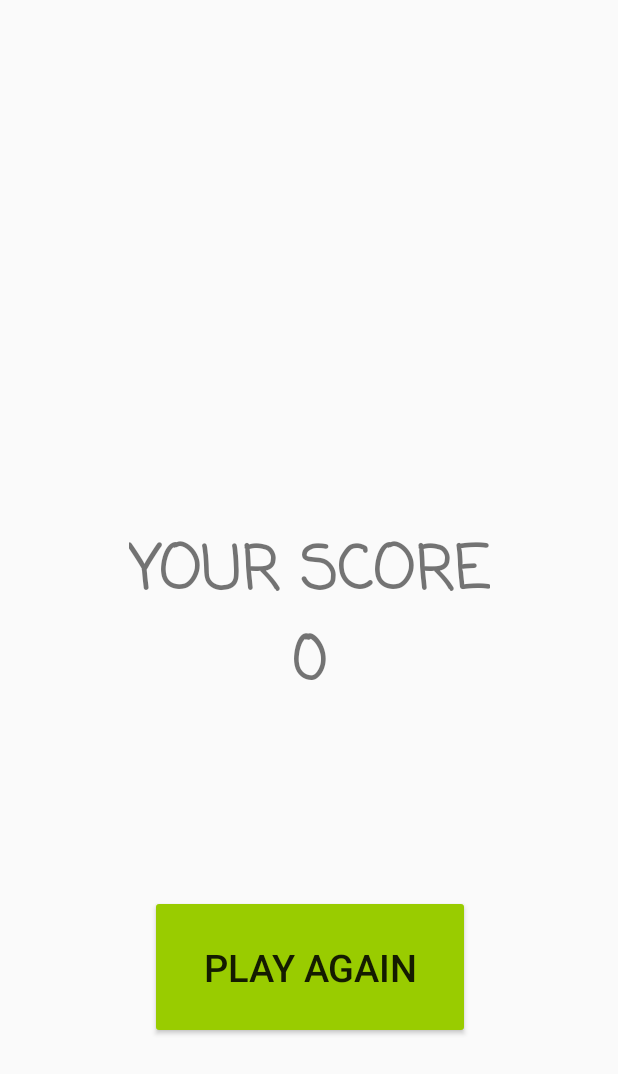
After one commit to smarty0123/TapWinners, an Android app: the CurrentScoreActivity screen opened directly, with no data from a screen before it, on a phone screen of 412 x 824 dp. The commit adds this screen. Shown: the top 1074 px of the screen. Run offline under Robolectric (Android 15) with nearby library versions, the phone set to English and light mode, and no system bars; our stand-ins replace CircleImageView, Firebase (no records; nobody signed in at launch, a user with empty details on screens opened directly); 2 statements that could not run were skipped.

Commit message:
add show score when game finish

```diff
--- /dev/null
+++ b/TapWinners/app/src/main/java/kmitl/finalproject/nattapon58070036/tapwinner/CurrentScoreActivity.java
@@ -0,0 +1,124 @@
+package kmitl.finalproject.nattapon58070036.tapwinner;
+
+import android.content.Intent;
+import android.support.v7.app.AppCompatActivity;
+import android.os.Bundle;
+import android.view.View;
+import android.widget.Button;
+import android.widget.ImageView;
+import android.widget.TextView;
+
+import com.bumptech.glide.Glide;
+import com.google.android.gms.tasks.OnSuccessListener;
+import com.google.firebase.database.ChildEventListener;
+import com.google.firebase.database.DataSnapshot;
+import com.google.firebase.database.DatabaseError;
+import com.google.firebase.database.DatabaseReference;
+import com.google.firebase.database.FirebaseDatabase;
+import com.google.firebase.database.Query;
+
+import java.util.HashMap;
+import java.util.Iterator;
+
+import kmitl.finalproject.nattapon58070036.tapwinner.model.PlayerProfile;
+
+public class CurrentScoreActivity extends AppCompatActivity implements View.OnClickListener{
+    private ImageView profilePic;
+    private TextView currentScore;
+    private Button btnPlayAgain;
+    private PlayerProfile playerProfile;
+    private int score;
+
+    private DatabaseReference notificationDB;
+    private Query passedPlayer;
+    private ChildEventListener childEventListener;
+    private String playerPic;
+    private String playerName;
+    private int playerHighScore;
+    private String tokenID;
+
+    @Override
+    protected void onCreate(Bundle savedInstanceState) {
+        super.onCreate(savedInstanceState);
+        setContentView(R.layout.activity_current_score);
+        initInstance();
+        sendNotification();
+        displayCurrentScore();
+    }
+
+
+
+    private void initInstance() {
+        score = getIntent().getIntExtra("score", 0);
+
+        profilePic = findViewById(R.id.profileImage);
+        currentScore = findViewById(R.id.tvCurrentScore);
+        btnPlayAgain = findViewById(R.id.btnPlayAgain);
+
+        playerProfile = getIntent().getParcelableExtra("PlayerProfile");
+        btnPlayAgain.setOnClickListener(this);
+
+        notificationDB = FirebaseDatabase.getInstance().getReference().child("notifications");
+        passedPlayer = FirebaseDatabase.getInstance().getReference().child("Scoreboard").orderByChild("score").endAt(score - 1);
+    }
+
+    private void displayCurrentScore() {
+        Glide.with(this).load(playerProfile.getPlayerImage()).into(profilePic);
+        currentScore.setText("YOUR SCORE\n"+score);
+    }
+
+    private void sendNotification() {
+        childEventListener = new ChildEventListener() {
+            @Override
+            public void onChildAdded(DataSnapshot dataSnapshot, String s) {
+                onGetNotification(dataSnapshot);
+            }
+
+            @Override
+            public void onChildChanged(DataSnapshot dataSnapshot, String s) {
+            }
+
+            @Override
+            public void onChildRemoved(DataSnapshot dataSnapshot) {
+            }
+
+            @Override
+            public void onChildMoved(DataSnapshot dataSnapshot, String s) {
+            }
+
+            @Override
+            public void onCancelled(DatabaseError databaseError) {
+            }
+        };
+        passedPlayer.addChildEventListener(childEventListener);
+    }
+
+    private void onGetNotification(DataSnapshot dataSnapshot) {
+        Iterator i = dataSnapshot.getChildren().iterator();
+        while (i.hasNext()) {
+            playerPic = (String) ((DataSnapshot) i.next()).getValue();
+            playerName = (String) ((DataSnapshot) i.next()).getValue();
+            playerHighScore = (int) (long) ((DataSnapshot) i.next()).getValue();
+            tokenID = (String) ((DataSnapshot) i.next()).getValue();
+            HashMap<String, String> notificationData = new HashMap<>();
+            notificationData.put("from", playerProfile.getPlayerFirstName());
+            notificationDB.child(dataSnapshot.getKey()).push().setValue(notificationData).addOnSuccessListener(new OnSuccessListener<Void>() {
+                @Override
+                public void onSuccess(Void aVoid) {
+                }
+            });
+
+        }
+    }
+
+
+    @Override
+    public void onClick(View view) {
+        if(view.getId() == R.id.btnPlayAgain){
+            Intent intent = new Intent(this, PlayActivity.class);
+            intent.putExtra("PlayerProfile", playerProfile);
+            startActivity(intent);
+            finish();
+        }
+    }
+}
--- /dev/null
+++ b/TapWinners/app/src/main/res/layout/activity_current_score.xml
@@ -0,0 +1,61 @@
+<?xml version="1.0" encoding="utf-8"?>
+<android.support.constraint.ConstraintLayout xmlns:android="http://schemas.android.com/apk/res/android"
+    xmlns:app="http://schemas.android.com/apk/res-auto"
+    xmlns:tools="http://schemas.android.com/tools"
+    android:layout_width="match_parent"
+    android:layout_height="match_parent"
+    android:orientation="vertical"
+    tools:context="kmitl.finalproject.nattapon58070036.tapwinner.CurrentScoreActivity">
+
+
+    <de.hdodenhof.circleimageview.CircleImageView xmlns:app="http://schemas.android.com/apk/res-auto"
+        android:id="@+id/profileImage"
+        android:layout_width="168dp"
+        android:layout_height="169dp"
+        android:layout_marginEnd="8dp"
+        android:layout_marginStart="8dp"
+        android:layout_marginTop="44dp"
+        app:layout_constraintEnd_toEndOf="parent"
+        app:layout_constraintHorizontal_bias="0.497"
+        app:layout_constraintStart_toStartOf="parent"
+        app:layout_constraintTop_toTopOf="parent" />
+
+    <TextView
+        android:id="@+id/tvCurrentScore"
+        android:layout_width="wrap_content"
+        android:layout_height="wrap_content"
+        android:layout_marginBottom="8dp"
+        android:layout_marginEnd="8dp"
+        android:layout_marginStart="8dp"
+        android:layout_marginTop="8dp"
+        android:fontFamily="casual"
+        android:gravity="center"
+        android:text="YOUR SCORE IS\n30"
+        android:textSize="40sp"
+        android:textStyle="bold"
+        app:layout_constraintBottom_toBottomOf="parent"
+        app:layout_constraintEnd_toEndOf="parent"
+        app:layout_constraintStart_toStartOf="parent"
+        app:layout_constraintTop_toTopOf="parent" />
+
+    <Button
+        android:id="@+id/btnPlayAgain"
+        android:layout_width="213dp"
+        android:layout_height="96dp"
+        android:layout_marginBottom="8dp"
+        android:layout_marginEnd="8dp"
+        android:layout_marginStart="8dp"
+        android:backgroundTint="@android:color/holo_green_light"
+        android:text="play again"
+        android:textSize="25sp"
+        app:layout_constraintBottom_toBottomOf="parent"
+        app:layout_constraintEnd_toEndOf="parent"
+        app:layout_constraintHorizontal_bias="0.502"
+        app:layout_constraintStart_toStartOf="parent"
+        app:layout_constraintTop_toBottomOf="@+id/tvCurrentScore"
+        app:layout_constraintVertical_chainStyle="spread" />
+
+
+
+
+</android.support.constraint.ConstraintLayout>
```
Also changed, not shown: TapWinners/app/src/main/AndroidManifest.xml (+11 -14 lines), TapWinners/app/src/main/java/kmitl/finalproject/nattapon58070036/tapwinner/PlayActivity.java (+7 -9 lines), TapWinners/app/src/main/java/kmitl/finalproject/nattapon58070036/tapwinner/ScoreBoardActivity.java (+0 -48 lines).
